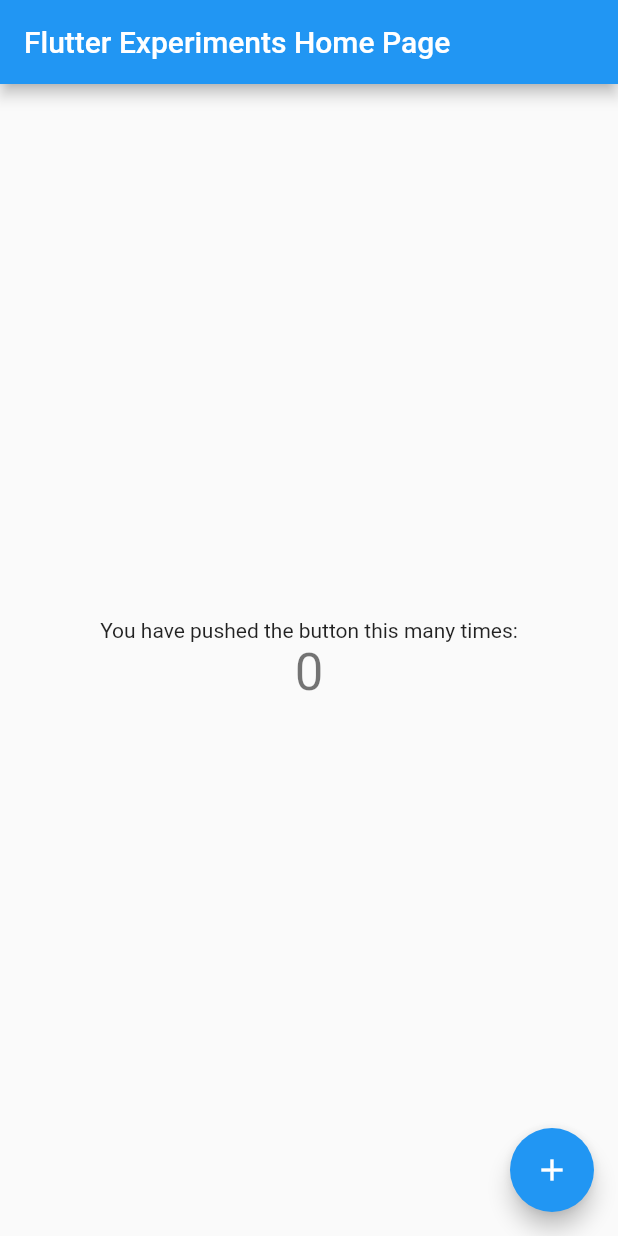
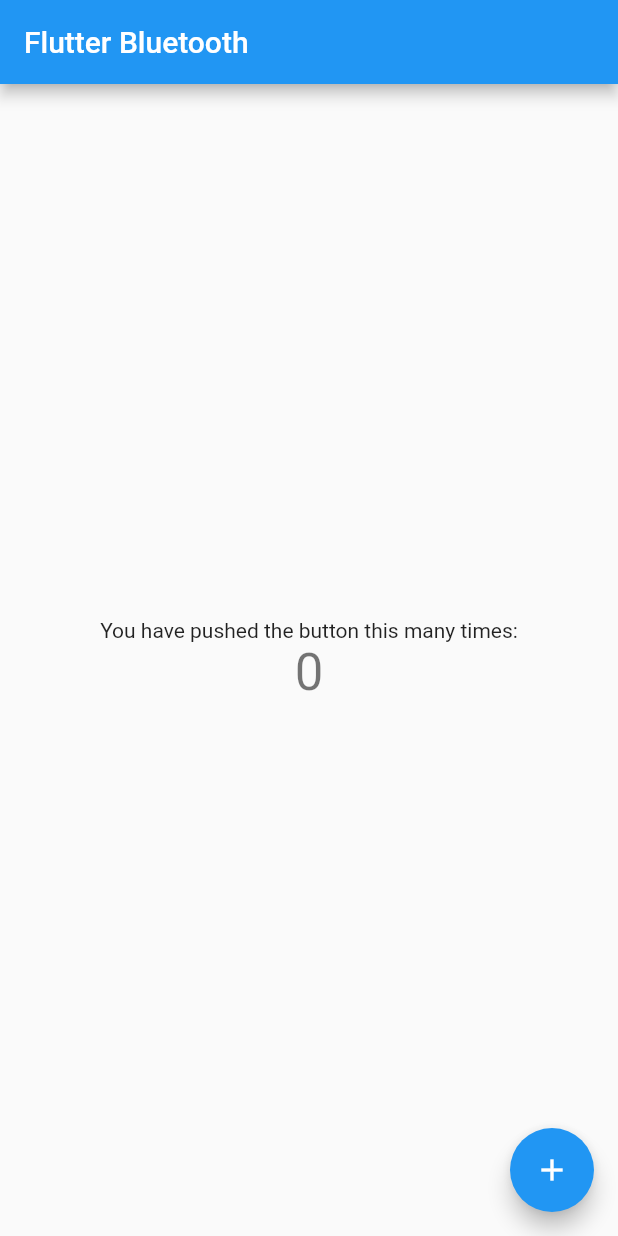
Before and after one commit to SubrotaDebnath/flutter_experiments, a Flutter app: the screen it shows after launch, on a phone screen of 412 x 824 dp. Run offline on Flutter 3.47's test engine with Material 2 defaults, Android fonts, the phone set to English and light mode, and no system bars.

Commit message:
bluetooth

```diff
--- a/lib/main.dart
+++ b/lib/main.dart
@@ -14,7 +14,7 @@ class MyApp extends StatelessWidget {
       theme: ThemeData(
         primarySwatch: Colors.blue,
       ),
-      home: const MyHomePage(title: 'Flutter Experiments Home Page'),
+      home: const MyHomePage(title: 'Flutter Bluetooth'),
     );
   }
 }
```
